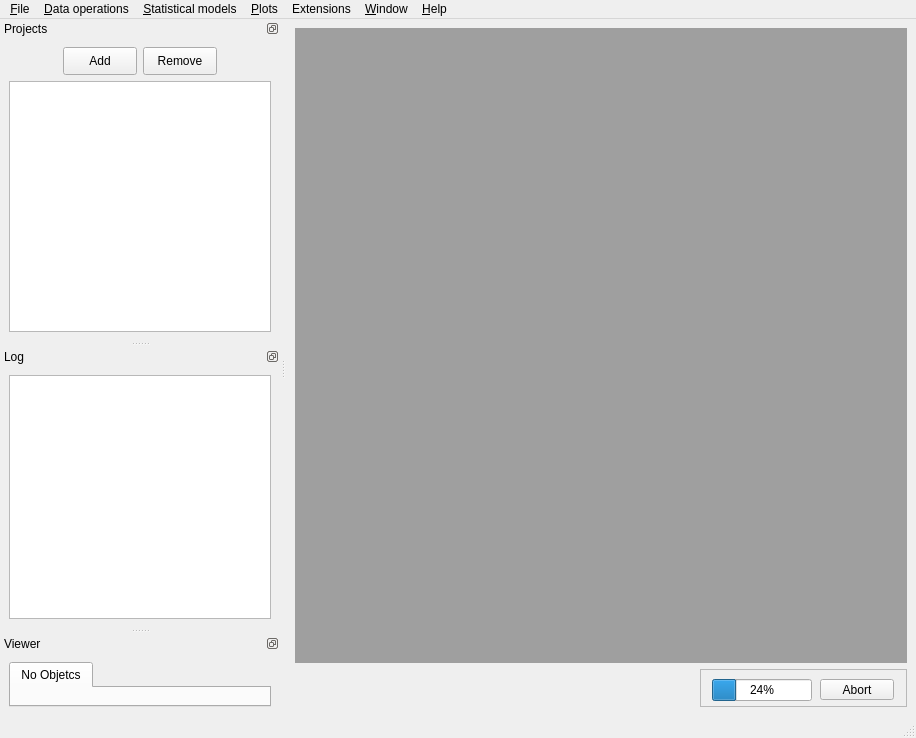
First picture: the form in src/MainWindow.ui, repository gmrandazzo/QStudioMetrics, before the edit.
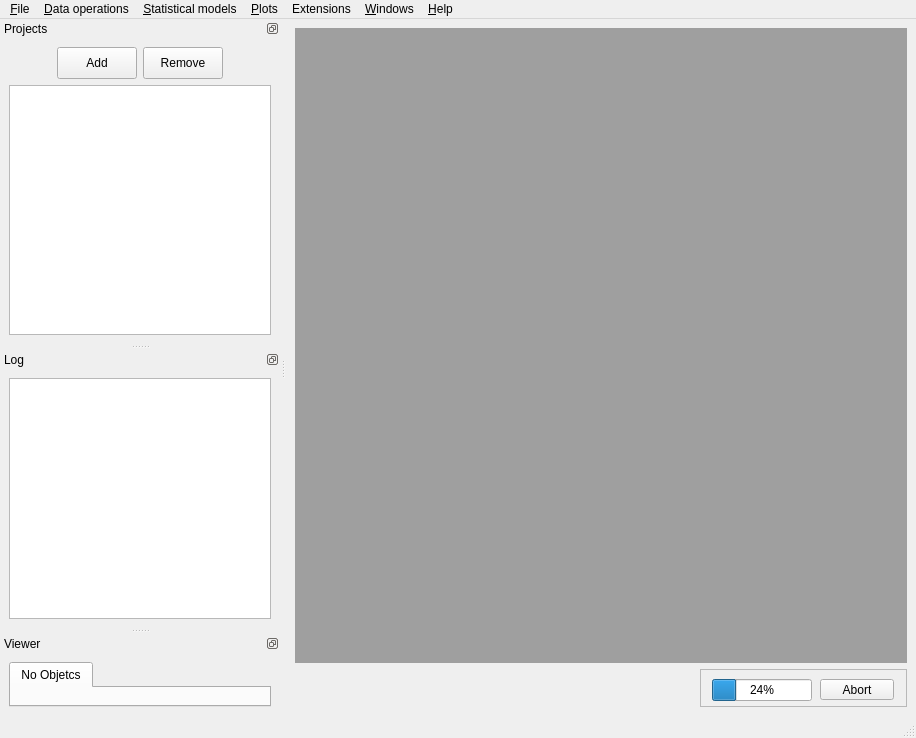
Second picture: the form after the edit. Icons and pictures are not drawn.

Commit message: Removed 3D Plot; Fixed some interface button problems

The edit to the form file:
```diff
--- a/src/MainWindow.ui
+++ b/src/MainWindow.ui
@@ -127,7 +127,7 @@
      <x>0</x>
      <y>0</y>
      <width>916</width>
-     <height>22</height>
+     <height>24</height>
     </rect>
    </property>
    <widget class="QMenu" name="menuFile">
@@ -370,7 +370,7 @@
    </widget>
    <widget class="QMenu" name="menuWindow">
     <property name="title">
-     <string>&amp;Window</string>
+     <string>&amp;Windows</string>
     </property>
     <addaction name="separator"/>
     <addaction name="actionLog_Window"/>
@@ -421,7 +421,20 @@
       <layout class="QGridLayout" name="gridLayout_6">
        <item row="0" column="0">
         <layout class="QGridLayout" name="gridLayout">
-         <item row="0" column="5">
+         <item row="0" column="2">
+          <widget class="QPushButton" name="removeProject">
+           <property name="minimumSize">
+            <size>
+             <width>78</width>
+             <height>32</height>
+            </size>
+           </property>
+           <property name="text">
+            <string>Remove</string>
+           </property>
+          </widget>
+         </item>
+         <item row="0" column="3">
           <spacer name="horizontalSpacer_2">
            <property name="orientation">
             <enum>Qt::Horizontal</enum>
@@ -447,24 +460,12 @@
            </property>
           </spacer>
          </item>
-         <item row="0" column="1" colspan="2">
+         <item row="0" column="1">
           <widget class="QPushButton" name="addProject">
-           <property name="sizePolicy">
-            <sizepolicy hsizetype="MinimumExpanding" vsizetype="Expanding">
-             <horstretch>0</horstretch>
-             <verstretch>0</verstretch>
-            </sizepolicy>
-           </property>
            <property name="minimumSize">
             <size>
-             <width>74</width>
-             <height>28</height>
-            </size>
-           </property>
-           <property name="maximumSize">
-            <size>
-             <width>74</width>
-             <height>28</height>
+             <width>78</width>
+             <height>32</height>
             </size>
            </property>
            <property name="text">
@@ -472,25 +473,6 @@
            </property>
           </widget>
          </item>
-         <item row="0" column="3" colspan="2">
-          <widget class="QPushButton" name="removeProject">
-           <property name="minimumSize">
-            <size>
-             <width>74</width>
-             <height>28</height>
-            </size>
-           </property>
-           <property name="maximumSize">
-            <size>
-             <width>74</width>
-             <height>28</height>
-            </size>
-           </property>
-           <property name="text">
-            <string>Remove</string>
-           </property>
-          </widget>
-         </item>
         </layout>
        </item>
        <item row="1" column="0">
```
Left out of the diff: 40 changed lines with no effect on the pictures. Lines whose indentation alone changed are shown as unchanged. The commit also changes 7 other files.
